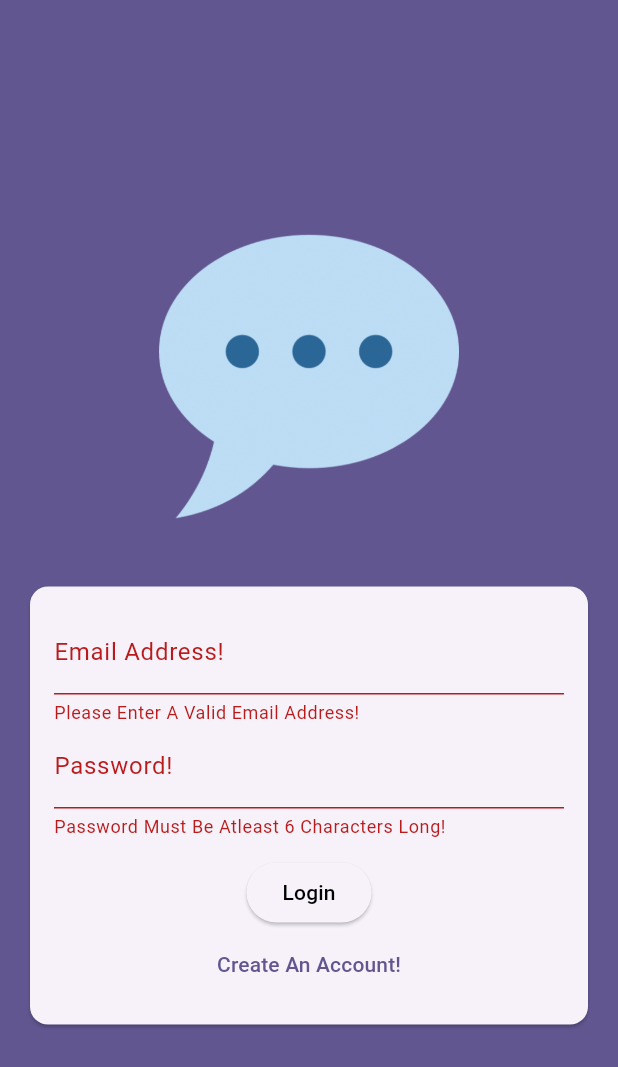
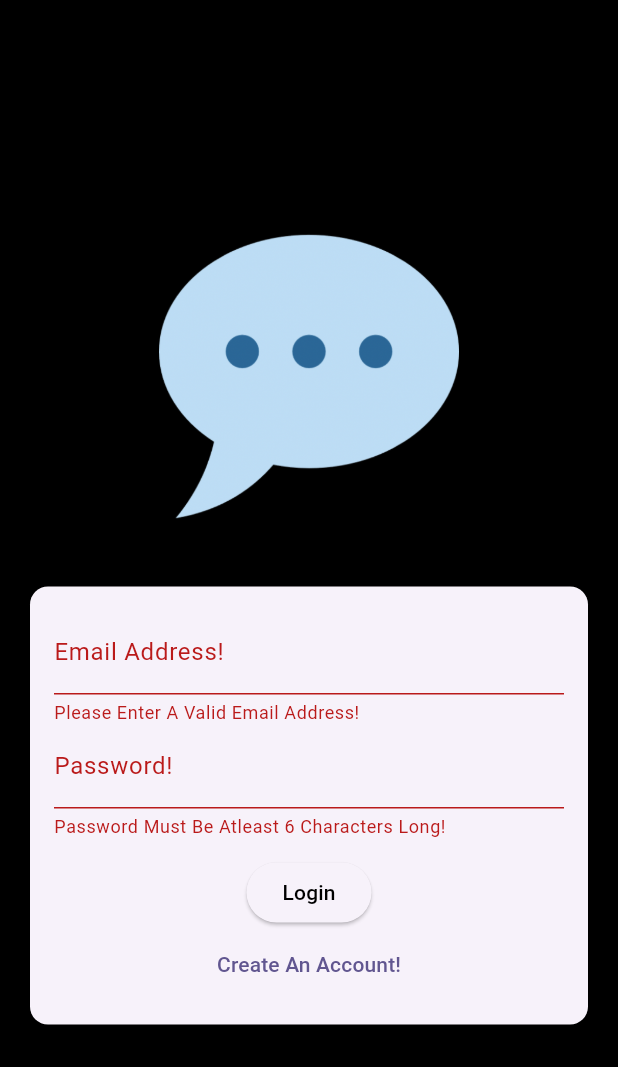
Before and after one commit to Raj2902Patel/CHAT_BOX_FLUTTER, a Flutter app: the screen it shows after launch, after a tap on "Login", on a phone screen of 412 x 824 dp. Shown: the top 1067 px of the screen. Run offline on Flutter 3.47's test engine with Material 3 defaults, Android fonts, the phone set to English and light mode, and no system bars; our stand-ins replace firebase_auth, firebase_core; accounts and stored records are empty.

Commit message:
Authentication Done!

```diff
--- a/chat_box_app/lib/main.dart
+++ b/chat_box_app/lib/main.dart
@@ -1,7 +1,11 @@
 import 'package:flutter/material.dart';
+import 'package:firebase_auth/firebase_auth.dart';
+import 'package:firebase_core/firebase_core.dart';
+
+import 'package:chat_box_app/screens/splash.dart';
+import 'package:chat_box_app/screens/chat.dart';
+import 'firebase_options.dart';
 import 'package:chat_box_app/screens/auth.dart';
-import 'package:firebase_core/firebase_core.dart';
-import 'firebase_options.dart';
 
 void main() async {
   WidgetsFlutterBinding.ensureInitialized();
@@ -25,7 +29,20 @@ class App extends StatelessWidget {
         colorScheme: ColorScheme.fromSeed(
             seedColor: const Color.fromARGB(255, 63, 17, 177)),
       ),
-      home: const AuthScreen(),
+      home: StreamBuilder(
+        stream: FirebaseAuth.instance.authStateChanges(),
+        builder: (ctx, snapshot) {
+          if (snapshot.connectionState == ConnectionState.waiting) {
+            return const SplashScreen();
+          }
+
+          if (snapshot.hasData) {
+            return const ChatScreen();
+          }
+
+          return const AuthScreen();
+        },
+      ),
     );
   }
 }
--- a/chat_box_app/lib/screens/auth.dart
+++ b/chat_box_app/lib/screens/auth.dart
@@ -1,4 +1,7 @@
 import 'package:flutter/material.dart';
+import 'package:firebase_auth/firebase_auth.dart';
+
+final _firebase = FirebaseAuth.instance;
 
 class AuthScreen extends StatefulWidget {
   const AuthScreen({super.key});
@@ -14,20 +17,43 @@ class _AuthScreenState extends State<AuthScreen> {
   var _enteredEmail = '';
   var _enteredPassword = '';
 
-  void _submit() {
+  void _submit() async {
     final isValid = _form.currentState!.validate();
 
-    if (isValid) {
-      _form.currentState!.save();
-      print(_enteredEmail);
-      print(_enteredPassword);
+    if (!isValid) {
+      return;
+    }
+
+    _form.currentState!.save();
+
+    try {
+      if (_isLogin) {
+        // Log Users In
+        // ignore: unused_local_variable
+        final userCredentials = await _firebase.signInWithEmailAndPassword(
+            email: _enteredEmail, password: _enteredPassword);
+      } else {
+        // ignore: unused_local_variable
+        final userCredentials = await _firebase.createUserWithEmailAndPassword(
+            email: _enteredEmail, password: _enteredPassword);
+      }
+    } on FirebaseAuthException catch (error) {
+      if (error.code == 'email-already-in-use') {}
+      // ignore: use_build_context_synchronously
+      ScaffoldMessenger.of(context).clearSnackBars();
+      // ignore: use_build_context_synchronously
+      ScaffoldMessenger.of(context).showSnackBar(
+        SnackBar(
+          content: Text(error.message ?? 'Authentication Failed!'),
+        ),
+      );
     }
   }
 
   @override
   Widget build(BuildContext context) {
     return Scaffold(
-      backgroundColor: Theme.of(context).colorScheme.primary,
+      backgroundColor: Colors.black,
       body: Center(
         child: SingleChildScrollView(
           child: Column(
@@ -99,7 +125,7 @@ class _AuthScreenState extends State<AuthScreen> {
                             ),
                             child: Text(
                               _isLogin ? 'Login' : 'Signup',
-                              style: TextStyle(color: Colors.black),
+                              style: const TextStyle(color: Colors.black),
                             ),
                           ),
                           TextButton(
--- /dev/null
+++ b/chat_box_app/lib/screens/splash.dart
@@ -0,0 +1,26 @@
+import 'package:flutter/material.dart';
+
+class SplashScreen extends StatelessWidget {
+  const SplashScreen({super.key});
+
+  @override
+  Widget build(BuildContext context) {
+    return Scaffold(
+      appBar: AppBar(
+        backgroundColor: Colors.greenAccent,
+        title: const Center(
+          child: Text(
+            'CHAT_BOX',
+            style: TextStyle(
+              color: Colors.black,
+              fontSize: 22,
+            ),
+          ),
+        ),
+      ),
+      body: const Center(
+        child: Text('Loading...'),
+      ),
+    );
+  }
+}
```
Also changed, not shown: chat_box_app/lib/screens/chat.dart (added, +39 -0 lines).
